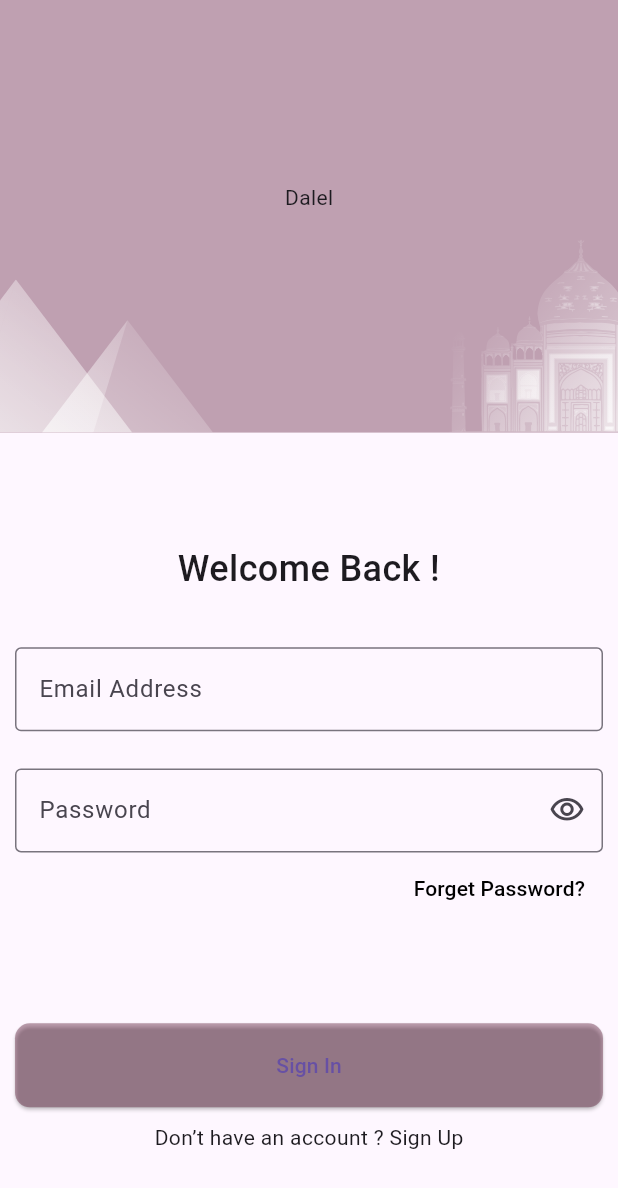
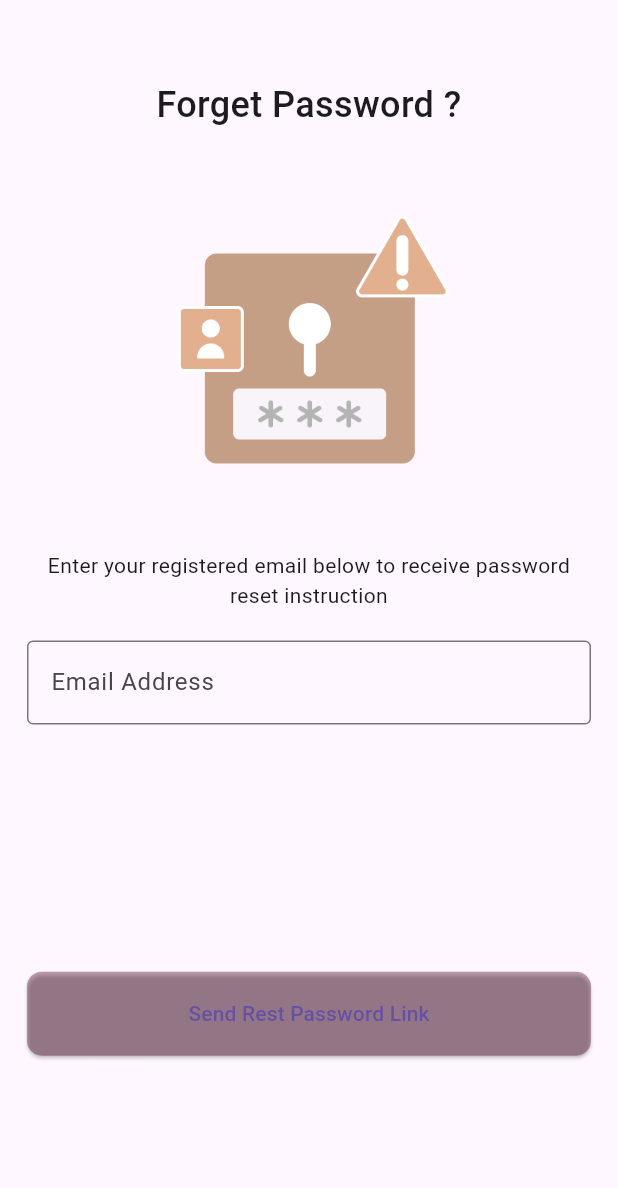
Before and after one commit to waleed-se3fan/Dalel, a Flutter app: the SignInScreen screen opened directly, after a tap on "Forget Password?", on a phone screen of 412 x 824 dp. Shown: the top 1188 px of the screen. Run offline on Flutter 3.47's test engine with Material 3 defaults, Android fonts, the phone set to English and light mode, and no system bars; our stand-ins replace cloud_firestore, firebase_auth, firebase_core, flutter_bloc, flutter_svg, shared_preferences and 1 more; accounts and stored records are empty.

Commit message:
add reset password

```diff
--- a/lib/features/auth/presentation/bloc/authbloc.dart
+++ b/lib/features/auth/presentation/bloc/authbloc.dart
@@ -1,5 +1,6 @@
 // ignore_for_file: invalid_use_of_visible_for_testing_member
 
+import 'package:cloud_firestore/cloud_firestore.dart';
 import 'package:dalel/features/auth/presentation/bloc/authevent.dart';
 import 'package:dalel/features/auth/presentation/bloc/authstates.dart';
 import 'package:firebase_auth/firebase_auth.dart';
@@ -25,9 +26,13 @@ class AuthBloc extends Bloc<AuthEvents, AuthStates> {
     on<UpdateOpscureEvent>((event, emit) {
       updateIsOpsecure(event.value);
     });
+    on<SendResetPasswordLink>((event, emit) {
+      sendResetPasswordLink(event.email);
+    });
   }
   static final formkey = GlobalKey<FormState>();
   static final loginformkey = GlobalKey<FormState>();
+  static final forgetPasswordformkey = GlobalKey<FormState>();
 
   static final TextEditingController firstNameController =
       TextEditingController();
@@ -47,6 +52,10 @@ class AuthBloc extends Bloc<AuthEvents, AuthStates> {
         email: email,
         password: password,
       );
+      storeUser(
+          firstName: firstNameController.text,
+          lastName: lastNameController.text,
+          email: emailController.text);
       emit(SignupSuccess(userCredential.user!));
     } catch (e) {
       emit(SignupFailure(e.toString()));
@@ -76,4 +85,35 @@ class AuthBloc extends Bloc<AuthEvents, AuthStates> {
     isobscure = value;
     emit(UpdateIsOpscureState(isobscure));
   }
+
+  storeUser(
+      {required String firstName,
+      required String lastName,
+      required String email}) {
+    emit(LoadingStoreUser());
+    try {
+      CollectionReference user = FirebaseFirestore.instance.collection('user');
+      user.add({
+        'firstName': firstName,
+        'lastName': lastName,
+        'email': email,
+      });
+      emit(SuccesStoreUser());
+    } catch (e) {
+      emit(FailStoreUser());
+    }
+  }
+
+  sendResetPasswordLink(String email) async {
+    print('Loading');
+    emit(LoadingResetPassword());
+    try {
+      print('Success');
+      await FirebaseAuth.instance.sendPasswordResetEmail(email: email);
+      emit(SuccessResetPassword());
+    } catch (e) {
+      print('Fail');
+      emit(FailResetPassword(e.toString()));
+    }
+  }
 }
--- a/lib/features/auth/presentation/bloc/authevent.dart
+++ b/lib/features/auth/presentation/bloc/authevent.dart
@@ -21,3 +21,10 @@ class UpdateOpscureEvent extends AuthEvents {
   bool value;
   UpdateOpscureEvent(this.value);
 }
+
+class StoreUserEvent extends AuthEvents {}
+
+class SendResetPasswordLink extends AuthEvents {
+  final String email;
+  SendResetPasswordLink(this.email);
+}
--- a/lib/features/auth/presentation/bloc/authstates.dart
+++ b/lib/features/auth/presentation/bloc/authstates.dart
@@ -37,3 +37,18 @@ class LoginFailure extends AuthStates {
   final String error;
   LoginFailure(this.error);
 }
+
+class LoadingStoreUser extends AuthStates {}
+
+class SuccesStoreUser extends AuthStates {}
+
+class FailStoreUser extends AuthStates {}
+
+class LoadingResetPassword extends AuthStates {}
+
+class SuccessResetPassword extends AuthStates {}
+
+class FailResetPassword extends AuthStates {
+  final String errorMessage;
+  FailResetPassword(this.errorMessage);
+}
--- /dev/null
+++ b/lib/features/auth/presentation/views/forget_password.dart
@@ -0,0 +1,147 @@
+import 'package:dalel/core/utils/assets.dart';
+import 'package:dalel/core/utils/colors.dart';
+import 'package:dalel/features/auth/presentation/bloc/authbloc.dart';
+import 'package:dalel/features/auth/presentation/bloc/authevent.dart';
+import 'package:dalel/features/auth/presentation/bloc/authstates.dart';
+import 'package:dalel/features/auth/presentation/views/signin.dart';
+import 'package:dalel/features/auth/presentation/widgets/textfield.dart';
+import 'package:flutter/material.dart';
+import 'package:flutter_bloc/flutter_bloc.dart';
+
+class ForgetPasswordScreen extends StatelessWidget {
+  const ForgetPasswordScreen({super.key});
+
+  @override
+  Widget build(BuildContext context) {
+    return Scaffold(
+      body: Padding(
+        padding: const EdgeInsets.all(8.0),
+        child: ListView(
+          children: const [
+            SizedBox(
+              height: 45,
+            ),
+            Text(
+              'Forget Password ?',
+              textAlign: TextAlign.center,
+              style: TextStyle(fontSize: 24, fontWeight: FontWeight.w500),
+            ),
+            SizedBox(
+              height: 35,
+            ),
+            ForgotPasswordImage(),
+            ForgotPasswordSubtitle(),
+            ForgotPasswordForm()
+          ],
+        ),
+      ),
+    );
+  }
+}
+
+class ForgotPasswordImage extends StatelessWidget {
+  const ForgotPasswordImage({super.key});
+
+  @override
+  Widget build(BuildContext context) {
+    return SizedBox(
+      height: 235,
+      width: 235,
+      child: Image.asset(Assets.imagesForgotPassword),
+    );
+  }
+}
+
+class ForgotPasswordSubtitle extends StatelessWidget {
+  const ForgotPasswordSubtitle({super.key});
+
+  @override
+  Widget build(BuildContext context) {
+    return const Padding(
+      padding: EdgeInsets.all(10.0),
+      child: Text(
+        'Enter your registered email below to receive password reset instruction',
+        textAlign: TextAlign.center,
+        style: TextStyle(fontSize: 14),
+      ),
+    );
+  }
+}
+
+class ForgotPasswordForm extends StatelessWidget {
+  const ForgotPasswordForm({super.key});
+
+  @override
+  Widget build(BuildContext context) {
+    double height = MediaQuery.of(context).size.height;
+
+    return BlocProvider(
+      create: (context) => AuthBloc(),
+      child: BlocConsumer<AuthBloc, AuthStates>(
+        listener: (context, state) {
+          if (state is SuccessResetPassword) {
+            ScaffoldMessenger.of(context).showSnackBar(const SnackBar(
+                content: Text('Check Your Email To Reset Your Password')));
+            Navigator.push(context, MaterialPageRoute(builder: (c) {
+              return SignInScreen();
+            }));
+          } else if (state is FailResetPassword) {
+            ScaffoldMessenger.of(context).showSnackBar(
+                SnackBar(content: Text(state.errorMessage.toString())));
+          }
+        },
+        builder: (context, state) {
+          return Form(
+              key: AuthBloc.forgetPasswordformkey,
+              child: Padding(
+                padding: const EdgeInsets.all(10.0),
+                child: Column(
+                  children: [
+                    CustomTextFeild(
+                      labelText: 'Email Address',
+                      controller: AuthBloc.emailController,
+                      validator: (val) {
+                        if (val == null || val.isEmpty) {
+                          return 'Please enter your email';
+                        }
+                      },
+                    ),
+                    SizedBox(
+                      height: height * .2,
+                    ),
+                    SizedBox(
+                      width: double.infinity,
+                      height: 56,
+                      child: state is LoadingResetPassword
+                          ? const Center(
+                              child: CircularProgressIndicator(),
+                            )
+                          : ElevatedButton(
+                              style: ElevatedButton.styleFrom(
+                                backgroundColor: AppColors.appColor,
+                                shape: RoundedRectangleBorder(
+                                  borderRadius: BorderRadius.circular(10),
+                                ),
+                              ),
+                              child: const Text('Send Rest Password Link'),
+                              onPressed: () {
+                                if (AuthBloc.forgetPasswordformkey.currentState!
+                                    .validate()) {
+                                  context
+                                      .read<AuthBloc>()
+                                      .add(SendResetPasswordLink(
+                                        AuthBloc.emailController.text,
+                                      ));
+                                  AuthBloc.emailController.clear();
+                                }
+                              },
+                            ),
+                    ),
+                  ],
+                ),
+              ));
+        },
+      ),
+    );
+  }
+}
--- a/lib/features/auth/presentation/widgets/signin_form.dart
+++ b/lib/features/auth/presentation/widgets/signin_form.dart
@@ -2,6 +2,7 @@ import 'package:dalel/core/utils/colors.dart';
 import 'package:dalel/features/auth/presentation/bloc/authbloc.dart';
 import 'package:dalel/features/auth/presentation/bloc/authevent.dart';
 import 'package:dalel/features/auth/presentation/bloc/authstates.dart';
+import 'package:dalel/features/auth/presentation/views/forget_password.dart';
 import 'package:dalel/features/auth/presentation/views/signup.dart';
 import 'package:dalel/features/auth/presentation/widgets/already_have_account.dart';
 import 'package:dalel/features/auth/presentation/widgets/textfield.dart';
@@ -73,7 +74,12 @@ class SigninForm extends StatelessWidget {
                     Container(
                       alignment: Alignment.centerRight,
                       child: TextButton(
-                        onPressed: () {},
+                        onPressed: () {
+                          Navigator.push(context,
+                              MaterialPageRoute(builder: (c) {
+                            return ForgetPasswordScreen();
+                          }));
+                        },
                         child: const Text(
                           'Forget Password?',
                           style: TextStyle(color: Colors.black),
@@ -105,6 +111,7 @@ class SigninForm extends StatelessWidget {
                                       AuthBloc.emailController.text,
                                       AuthBloc.passwordController.text));
                                 }
+                                AuthBloc.loginformkey.currentState!.dispose();
                               },
                             ),
                     ),
--- a/lib/features/auth/presentation/widgets/signup_form.dart
+++ b/lib/features/auth/presentation/widgets/signup_form.dart
@@ -4,6 +4,7 @@ import 'package:dalel/features/auth/presentation/bloc/authevent.dart';
 import 'package:dalel/features/auth/presentation/bloc/authstates.dart';
 import 'package:dalel/features/auth/presentation/widgets/agreement.dart';
 import 'package:dalel/features/auth/presentation/widgets/textfield.dart';
+import 'package:dalel/features/home/presentation/view.dart';
 import 'package:flutter/material.dart';
 import 'package:flutter_bloc/flutter_bloc.dart';
 
@@ -22,7 +23,7 @@ class SignupForm extends StatelessWidget {
             ScaffoldMessenger.of(context)
                 .showSnackBar(const SnackBar(content: Text('Succes')));
             Navigator.pushReplacement(context, MaterialPageRoute(builder: (c) {
-              return Container();
+              return HomeScreen();
             }));
           } else if (state is SignupFailure) {
             ScaffoldMessenger.of(context)
@@ -38,7 +39,7 @@ class SignupForm extends StatelessWidget {
                 children: [
                   CustomTextFeild(
                     labelText: 'First Name',
-                    controller: TextEditingController(),
+                    controller: AuthBloc.firstNameController,
                     validator: (val) {
                       if (val == null || val.isEmpty) {
                         return 'Please enter your first name';
--- a/lib/features/on_boarding/presentation/views/widgets/get_buttons.dart
+++ b/lib/features/on_boarding/presentation/views/widgets/get_buttons.dart
@@ -26,7 +26,7 @@ class GetButtons extends StatelessWidget {
           GestureDetector(
             onTap: () {
               Navigator.push(context, MaterialPageRoute(builder: (c) {
-                return SignInScreen();
+                return const SignInScreen();
               }));
             },
             child: const Text(
--- a/pubspec.yaml
+++ b/pubspec.yaml
@@ -41,6 +41,7 @@ dependencies:
   flutter_bloc:
   firebase_auth:
   flutter_svg:
+  cloud_firestore:
 
 dev_dependencies:
   flutter_test:
```
Also changed, not shown: lib/features/home/presentation/view.dart (+6 -1 lines), pubspec.lock, 4 other files.
